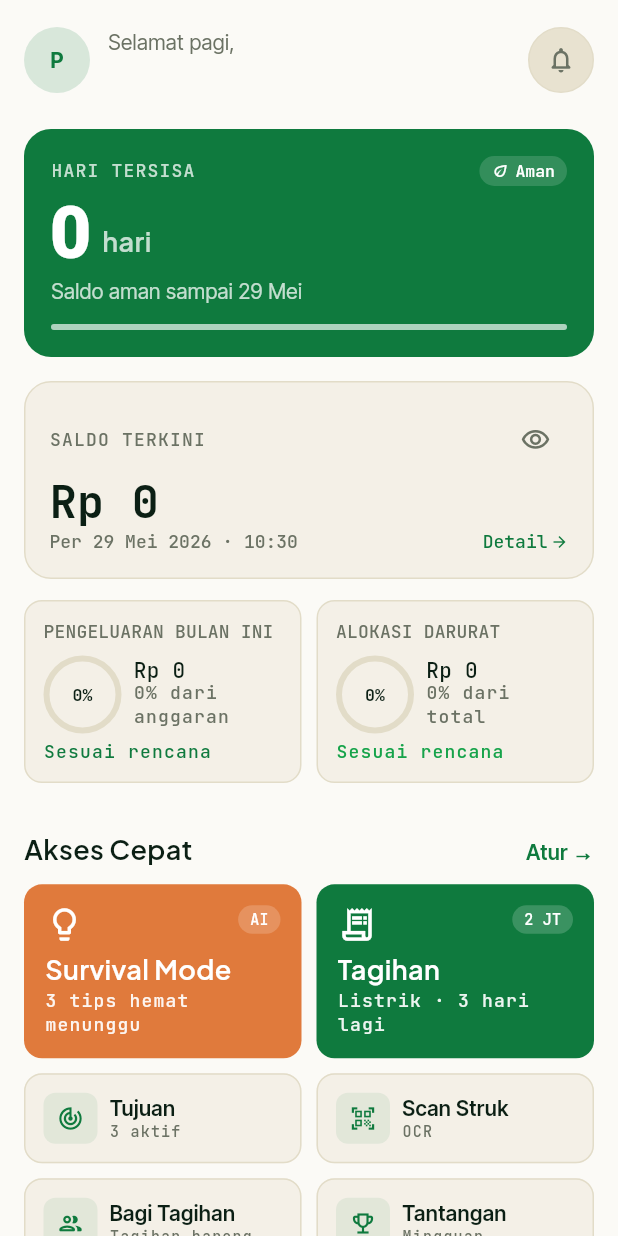
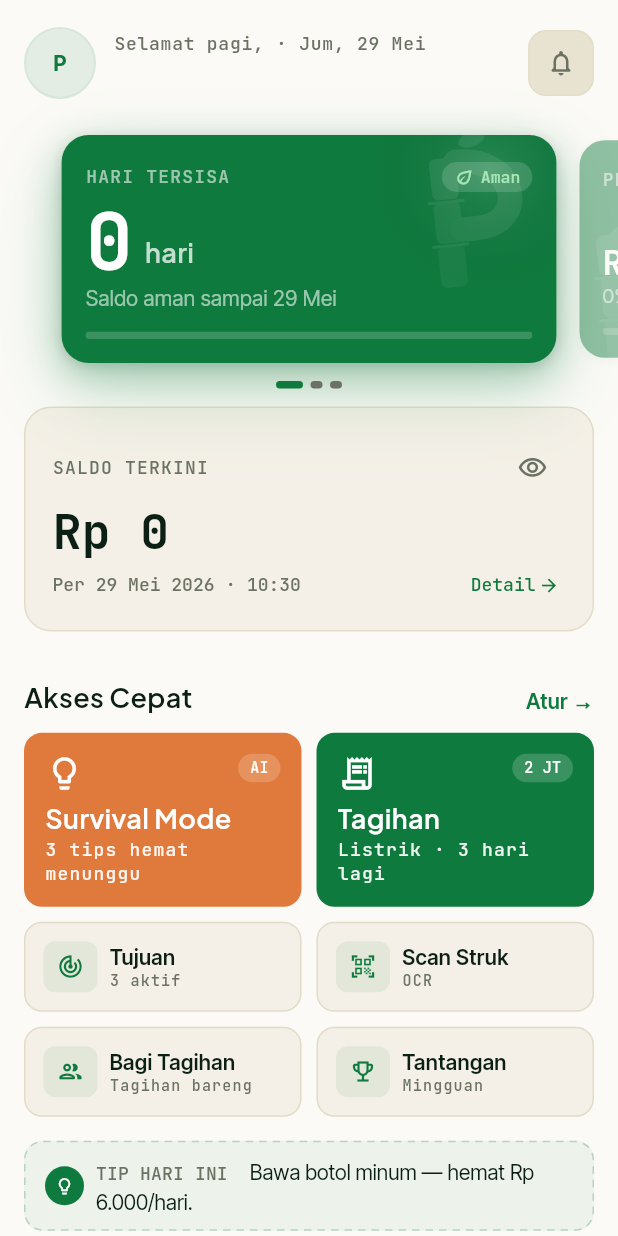
Before and after one commit to devanoahmadd/penyintas_app, a Flutter app: the _DashboardBody widget shown alone on an empty page, opened directly with empty values, on a phone screen of 412 x 824 dp. Run offline on Flutter 3.47's test engine with Material 3 defaults, Android fonts, the phone set to English and light mode, and no system bars; our stand-ins replace bloc_concurrency, cloud_firestore, cloud_functions, connectivity_plus, dartz, dio and 20 more; missing offline and left inert: firebase_app_check, firebase_performance, home_widget; accounts and stored records are empty; generated files the repository leaves out were written again; network calls fail.

Commit message:
feat(dashboard): replace DaysToLiveCard+rings with FinancialSliderWidget
Remove _RingPainter, _RingWidget, _buildSpendingRing, _buildEmergencyRing,
and DaysToLiveCard usage. Add FinancialSliderWidget in its own
SliverToBoxAdapter (no horizontal padding) so the peek carousel bleeds
edge-to-edge. Remaining content stays in SliverPadding(horizontal: lg).

```diff
--- a/lib/features/dashboard/presentation/pages/dashboard_page.dart
+++ b/lib/features/dashboard/presentation/pages/dashboard_page.dart
@@ -1,5 +1,3 @@
-import 'dart:math' show pi;
-
 import 'package:firebase_auth/firebase_auth.dart';
 import 'package:intl/intl.dart';
 import 'package:flutter/material.dart';
@@ -24,9 +22,8 @@ import 'package:penyintas_app/features/transaction/domain/entities/transaction_e
 import 'package:penyintas_app/core/usecases/usecase.dart';
 import 'package:penyintas_app/widgets/common/app_bottom_nav_bar.dart';
 import 'package:penyintas_app/features/dashboard/presentation/widgets/dashboard_skeleton.dart';
-import 'package:penyintas_app/widgets/common/days_to_live_card.dart';
+import 'package:penyintas_app/features/dashboard/presentation/widgets/financial_slider_widget.dart';
 import 'package:penyintas_app/features/survival/presentation/bloc/survival_bloc.dart';
-
 
 class DashboardPage extends StatefulWidget {
   const DashboardPage({super.key});
@@ -88,17 +85,13 @@ class _DashboardPageState extends State<DashboardPage> {
     final bgColor = isDark ? AppColors.bgDark : AppColors.bgLight;
 
     return AnnotatedRegion<SystemUiOverlayStyle>(
-      value: isDark
-          ? SystemUiOverlayStyle.light
-          : SystemUiOverlayStyle.dark,
+      value: isDark ? SystemUiOverlayStyle.light : SystemUiOverlayStyle.dark,
       child: Scaffold(
         backgroundColor: bgColor,
         body: BlocListener<DashboardBloc, DashboardState>(
           listener: (context, state) {
             if (state is DashboardLoaded) {
-              context
-                  .read<SurvivalBloc>()
-                  .add(LoadSurvivalMode(state.entity));
+              context.read<SurvivalBloc>().add(LoadSurvivalMode(state.entity));
             }
           },
           child: BlocBuilder<DashboardBloc, DashboardState>(
@@ -114,9 +107,9 @@ class _DashboardPageState extends State<DashboardPage> {
                       Text(state.message, style: AppTextStyles.body),
                       const SizedBox(height: AppSpacing.lg),
                       TextButton(
-                        onPressed: () => context
-                            .read<DashboardBloc>()
-                            .add(const LoadDashboard()),
+                        onPressed: () => context.read<DashboardBloc>().add(
+                          const LoadDashboard(),
+                        ),
                         child: Text(context.l10n.retry),
                       ),
                     ],
@@ -127,9 +120,9 @@ class _DashboardPageState extends State<DashboardPage> {
               return _DashboardBody(
                 entity: entity,
                 onAddTap: _openAddSheet,
-                onRefresh: () async => context
-                    .read<DashboardBloc>()
-                    .add(const DashboardRefreshed()),
+                onRefresh: () async => context.read<DashboardBloc>().add(
+                  const DashboardRefreshed(),
+                ),
                 onSeeAllTap: () => context.go('/transactions'),
               );
             },
@@ -159,52 +152,6 @@ class _DashboardBody extends StatelessWidget {
   final Future<void> Function() onRefresh;
   final VoidCallback onSeeAllTap;
 
-  Widget _buildSpendingRing(BuildContext context) {
-    final l10n = context.l10n;
-    final pct = entity.totalMonthlyBudget > 0
-        ? (entity.totalSpentThisMonth / entity.totalMonthlyBudget)
-            .clamp(0.0, 1.0)
-        : 0.0;
-    final color = pct <= 0.50
-        ? AppColors.primary
-        : pct <= 0.80
-            ? AppColors.caution
-            : AppColors.warn;
-    final pctInt = (pct * 100).round();
-    final delta = pct <= 0.50
-        ? l10n.dashboardDeltaOnTrack
-        : pct <= 0.80
-            ? l10n.dashboardDeltaNearing
-            : l10n.dashboardDeltaExceeded;
-
-    return _RingWidget(
-      label: l10n.dashboardSpendingLabel,
-      value: formatRupiah(entity.totalSpentThisMonth),
-      sub: l10n.dashboardPctOfBudget(pctInt),
-      delta: delta,
-      pct: pct,
-      color: color,
-    );
-  }
-
-  Widget _buildEmergencyRing(BuildContext context) {
-    final l10n = context.l10n;
-    final total = entity.totalMonthlyBudget + entity.emergencyFundMonthly;
-    final pct = total > 0
-        ? (entity.emergencyFundMonthly / total).clamp(0.0, 1.0)
-        : 0.0;
-    final pctInt = (pct * 100).round();
-
-    return _RingWidget(
-      label: l10n.dashboardEmergencyLabel,
-      value: formatRupiah(entity.emergencyFundMonthly),
-      sub: l10n.dashboardPctOfTotal(pctInt),
-      delta: l10n.dashboardDeltaOnTrack,
-      pct: pct,
-      color: AppColors.primaryBright,
-    );
-  }
-
   @override
   Widget build(BuildContext context) {
     final l10n = context.l10n;
@@ -214,38 +161,27 @@ class _DashboardBody extends StatelessWidget {
         color: AppColors.primary,
         child: CustomScrollView(
           slivers: [
-            const SliverToBoxAdapter(child: _DashboardHeader(hasNotification: false)),
+            // Header
+            const SliverToBoxAdapter(
+              child: _DashboardHeader(hasNotification: false),
+            ),
+            // Financial slider — no horizontal padding so peek bleeds to edges
+            SliverToBoxAdapter(
+              child: FinancialSliderWidget(entity: entity),
+            ),
+            // Remaining content with horizontal padding
             SliverPadding(
               padding: const EdgeInsets.symmetric(horizontal: AppSpacing.lg),
               sliver: SliverList(
                 delegate: SliverChildListDelegate([
-                  // 1. Days to Live
-                  DaysToLiveCard(
-                    daysToLive: entity.daysToLive,
-                    remainingDays: entity.remainingDays,
-                    status: entity.status,
-                  ),
-                  const SizedBox(height: AppSpacing.lg),
-
-                  // 2. Saldo Terkini
+                  // Saldo Terkini
                   _SaldoCard(
                     entity: entity,
                     onDetailTap: () => context.go('/transactions'),
                   ),
-                  const SizedBox(height: AppSpacing.md2),
-
-                  // 3. Ring widgets
-                  Row(
-                    crossAxisAlignment: CrossAxisAlignment.start,
-                    children: [
-                      Expanded(child: _buildSpendingRing(context)),
-                      const SizedBox(width: AppSpacing.sm2),
-                      Expanded(child: _buildEmergencyRing(context)),
-                    ],
-                  ),
                   const SizedBox(height: AppSpacing.xxl),
 
-                  // 4. Akses Cepat
+                  // Akses Cepat
                   _SectionHeader(
                     title: l10n.dashboardQuickAccess,
                     action: l10n.dashboardQuickAccessAction,
@@ -254,11 +190,11 @@ class _DashboardBody extends StatelessWidget {
                   const _BentoGrid(),
                   const SizedBox(height: AppSpacing.lg),
 
-                  // 5. Tip
+                  // Tip
                   const _TipCard(),
                   const SizedBox(height: AppSpacing.xl),
 
-                  // 6. Transaksi hari ini
+                  // Transaksi hari ini
                   _SectionHeader(
                     title: l10n.dashboardRecentTx,
                     action: l10n.dashboardSeeAllAction,
@@ -293,12 +229,21 @@ class _DashboardHeader extends StatelessWidget {
     return l10n.dashboardGreetingEvening;
   }
 
+  String _dateStr(BuildContext context) {
+    final locale = Localizations.localeOf(context).languageCode;
+    return DateFormat(
+      'EEE, d MMM',
+      locale == 'id' ? 'id' : 'en',
+    ).format(DateTime.now());
+  }
+
   @override
   Widget build(BuildContext context) {
     final isDark = Theme.of(context).brightness == Brightness.dark;
     final mutedColor = isDark ? AppColors.mutedDark : AppColors.mutedLight;
-    final surfaceColor =
-        isDark ? AppColors.surfaceDark : AppColors.surfaceLight;
+    final surfaceColor = isDark
+        ? AppColors.surfaceDark
+        : AppColors.surfaceLight;
 
     final user = FirebaseAuth.instance.currentUser;
     final name = user?.displayName ?? context.l10n.appName;
@@ -306,19 +251,37 @@ class _DashboardHeader extends StatelessWidget {
 
     return Padding(
       padding: const EdgeInsets.fromLTRB(
-        AppSpacing.lg, AppSpacing.lg2, AppSpacing.lg, AppSpacing.xl,
+        AppSpacing.lg,
+        AppSpacing.lg2,
+        AppSpacing.lg,
+        AppSpacing.xl,
       ),
       child: Row(
         children: [
-          // Avatar
-          CircleAvatar(
+          // Avatar with subtle brand ring
+          Container(
+            width: 48,
+            height: 48,
+            decoration: BoxDecoration(
+              shape: BoxShape.circle,
+              border: Border.all(
+                color: isDark
+                    ? AppColors.shoot.withValues(alpha: 0.35)
+                    : AppColors.primary.withValues(alpha: 0.15),
+                width: 1.5,
+              ),
+            ),
+            child: CircleAvatar(
               radius: 22,
-            backgroundColor: AppColors.primary.withValues(alpha: 0.15),
+              backgroundColor: isDark
+                  ? AppColors.shoot.withValues(alpha: 0.18)
+                  : AppColors.primary.withValues(alpha: 0.10),
               child: Text(
                 initial,
                 style: AppTextStyles.label.copyWith(
-                color: AppColors.primary,
+                  color: isDark ? AppColors.shoot : AppColors.primary,
                   fontWeight: FontWeight.w700,
+                ),
               ),
             ),
           ),
@@ -329,13 +292,17 @@ class _DashboardHeader extends StatelessWidget {
               crossAxisAlignment: CrossAxisAlignment.start,
               children: [
                 Text(
-                  _greeting(context),
-                  style: AppTextStyles.bodySmall.copyWith(color: mutedColor),
+                  '${_greeting(context)} · ${_dateStr(context)}',
+                  style: AppTextStyles.caption.copyWith(
+                    color: mutedColor,
+                    letterSpacing: 0.5,
                   ),
+                ),
+                const SizedBox(height: 2),
                 Text(
                   name,
                   style: AppTextStyles.h3.copyWith(
-                    color: AppColors.primary,
+                    color: isDark ? AppColors.textDark : AppColors.textLight,
                     fontWeight: FontWeight.w700,
                   ),
                   maxLines: 1,
@@ -353,9 +320,11 @@ class _DashboardHeader extends StatelessWidget {
                 height: 44,
                 decoration: BoxDecoration(
                   color: surfaceColor,
-                  shape: BoxShape.circle,
+                  borderRadius: BorderRadius.circular(AppRadius.md),
                   border: Border.all(
-                    color: isDark ? AppColors.borderDark : AppColors.borderLight,
+                    color: isDark
+                        ? AppColors.borderDark
+                        : AppColors.borderLight,
                   ),
                 ),
                 child: Icon(
@@ -366,8 +335,8 @@ class _DashboardHeader extends StatelessWidget {
               ),
               if (hasNotification)
                 Positioned(
-                  top: 8,
-                  right: 8,
+                  top: 7,
+                  right: 7,
                   child: Container(
                     width: 8,
                     height: 8,
@@ -416,9 +385,20 @@ class _SaldoCardState extends State<_SaldoCard> {
     final textColor = isDark ? AppColors.textDark : AppColors.textLight;
     final mutedColor = isDark ? AppColors.mutedDark : AppColors.mutedLight;
 
+    // Today's income/expense delta dari transaksi hari ini
+    final todayIncome = widget.entity.todayTransactions
+        .where((t) => t.type == TransactionType.income)
+        .fold<int>(0, (sum, t) => sum + t.amount);
+    final todayExpense = widget.entity.todayTransactions
+        .where((t) => t.type == TransactionType.expense)
+        .fold<int>(0, (sum, t) => sum + t.amount);
+    final hasTodayActivity = widget.entity.todayTransactions.isNotEmpty;
+    final incomeColor = isDark ? AppColors.incomeDark : AppColors.success;
+    final expenseColor = isDark ? AppColors.expenseDark : AppColors.warn;
+
     return Container(
       width: double.infinity,
-      padding: const EdgeInsets.all(AppSpacing.lg),
+      padding: const EdgeInsets.all(AppSpacing.lg2),
       decoration: BoxDecoration(
         color: cardColor,
         borderRadius: BorderRadius.circular(AppRadius.lg),
@@ -441,12 +421,14 @@ class _SaldoCardState extends State<_SaldoCard> {
                 child: SizedBox(
                   width: 44,
                   height: 44,
+                  child: Center(
                     child: Icon(
                       _hidden
                           ? Icons.visibility_off_outlined
                           : Icons.visibility_outlined,
                       size: 20,
                       color: mutedColor,
+                    ),
                   ),
                 ),
               ),
@@ -459,12 +441,49 @@ class _SaldoCardState extends State<_SaldoCard> {
             _hidden
                 ? context.l10n.dashboardBalanceHidden
                 : formatRupiah(widget.entity.totalRemaining),
-            style: AppTextStyles.numericLg.copyWith(
-              fontSize: 30,
-              color: textColor,
+            style: AppTextStyles.numericLg.copyWith(color: textColor),
+          ),
+          const SizedBox(height: AppSpacing.sm),
+
+          // Today's delta row (hanya tampil jika ada aktivitas & tidak hidden)
+          if (hasTodayActivity && !_hidden) ...[
+            Row(
+              children: [
+                Icon(Icons.arrow_upward_rounded, size: 12, color: incomeColor),
+                const SizedBox(width: 3),
+                Text(
+                  formatRupiah(todayIncome),
+                  style: AppTextStyles.caption.copyWith(
+                    color: incomeColor,
+                    letterSpacing: 0,
                   ),
                 ),
-          const SizedBox(height: AppSpacing.xs),
+                const SizedBox(width: AppSpacing.md),
+                Icon(
+                  Icons.arrow_downward_rounded,
+                  size: 12,
+                  color: expenseColor,
+                ),
+                const SizedBox(width: 3),
+                Text(
+                  formatRupiah(todayExpense),
+                  style: AppTextStyles.caption.copyWith(
+                    color: expenseColor,
+                    letterSpacing: 0,
+                  ),
+                ),
+                const SizedBox(width: AppSpacing.xs),
+                Text(
+                  'hari ini',
+                  style: AppTextStyles.caption.copyWith(
+                    color: mutedColor,
+                    letterSpacing: 0,
+                  ),
+                ),
+              ],
+            ),
+            const SizedBox(height: AppSpacing.sm),
+          ],
 
           // Timestamp + Detail link
           Row(
@@ -480,6 +499,11 @@ class _SaldoCardState extends State<_SaldoCard> {
               GestureDetector(
                 onTap: widget.onDetailTap,
                 behavior: HitTestBehavior.opaque,
+                child: Padding(
+                  padding: const EdgeInsets.symmetric(
+                    horizontal: AppSpacing.xs,
+                    vertical: AppSpacing.xs,
+                  ),
                   child: Row(
                     mainAxisSize: MainAxisSize.min,
                     children: [
@@ -493,10 +517,11 @@ class _SaldoCardState extends State<_SaldoCard> {
                       const SizedBox(width: 2),
                       const Icon(
                         Icons.arrow_forward,
-                      size: 12,
+                        size: 14,
                         color: AppColors.primary,
                       ),
                     ],
+                  ),
                 ),
               ),
             ],
@@ -522,8 +547,9 @@ class _TxnRow extends StatelessWidget {
   @override
   Widget build(BuildContext context) {
     final l10n = context.l10n;
-    final surfaceColor =
-        isDark ? AppColors.surfaceDark : AppColors.surfaceLight;
+    final surfaceColor = isDark
+        ? AppColors.surfaceDark
+        : AppColors.surfaceLight;
     final textColor = isDark ? AppColors.textDark : AppColors.textLight;
     final mutedColor = isDark ? AppColors.mutedDark : AppColors.mutedLight;
     final isExpense = transaction.type == TransactionType.expense;
@@ -728,7 +754,10 @@ class _BentoFeatTile extends StatelessWidget {
                 children: [
                   Icon(icon, size: 26, color: Colors.white),
                   Container(
-                    padding: const EdgeInsets.symmetric(horizontal: 8, vertical: 3),
+                    padding: const EdgeInsets.symmetric(
+                      horizontal: 8,
+                      vertical: 3,
+                    ),
                     decoration: BoxDecoration(
                       color: Colors.white.withValues(alpha: 0.18),
                       borderRadius: BorderRadius.circular(AppRadius.pill),
@@ -747,7 +776,10 @@ class _BentoFeatTile extends StatelessWidget {
               Column(
                 crossAxisAlignment: CrossAxisAlignment.start,
                 children: [
-                  Text(label, style: AppTextStyles.h3.copyWith(color: Colors.white)),
+                  Text(
+                    label,
+                    style: AppTextStyles.h3.copyWith(color: Colors.white),
+                  ),
                   const SizedBox(height: 2),
                   Text(
                     sub,
@@ -937,157 +969,6 @@ class _BentoGrid extends StatelessWidget {
   }
 }
 
-// ── Ring widget (donut chart) ──────────────────────────────────────────────
-
-class _RingPainter extends CustomPainter {
-  const _RingPainter({
-    required this.pct,
-    required this.color,
-    required this.trackColor,
-  });
-
-  final double pct;
-  final Color color;
-  final Color trackColor;
-
-  @override
-  void paint(Canvas canvas, Size size) {
-    final center = Offset(size.width / 2, size.height / 2);
-    final radius = (size.shortestSide - 4) / 2;
-    final paint = Paint()
-      ..style = PaintingStyle.stroke
-      ..strokeWidth = 4
-      ..strokeCap = StrokeCap.round;
-
-    // Track
-    paint.color = trackColor;
-    canvas.drawCircle(center, radius, paint);
-
-    // Arc (starts at top, goes clockwise)
-    if (pct > 0) {
-      paint.color = color;
-      canvas.drawArc(
-        Rect.fromCircle(center: center, radius: radius),
-        -pi / 2,
-        2 * pi * pct.clamp(0.0, 1.0),
-        false,
-        paint,
-      );
-    }
-  }
-
-  @override
-  bool shouldRepaint(_RingPainter old) =>
-      old.pct != pct || old.color != color || old.trackColor != trackColor;
-}
-
-class _RingWidget extends StatelessWidget {
-  const _RingWidget({
-    required this.label,
-    required this.value,
-    required this.sub,
-    required this.delta,
-    required this.pct,
-    required this.color,
-  });
-
-  final String label;
-  final String value;
-  final String sub;
-  final String delta;
-  final double pct;
-  final Color color;
-
-  @override
-  Widget build(BuildContext context) {
-    final isDark = Theme.of(context).brightness == Brightness.dark;
-    final cardColor = isDark ? AppColors.cardDark : AppColors.cardLight;
-    final borderColor = isDark ? AppColors.borderDark : AppColors.borderLight;
-    final textColor = isDark ? AppColors.textDark : AppColors.textLight;
-    final mutedColor = isDark ? AppColors.mutedDark : AppColors.mutedLight;
-    final trackColor = isDark ? AppColors.borderDark : AppColors.borderLight;
-    final pctInt = (pct * 100).round();
-
-    return Container(
-      padding: const EdgeInsets.all(AppSpacing.md),
-      decoration: BoxDecoration(
-        color: cardColor,
-        border: Border.all(color: borderColor),
-        borderRadius: BorderRadius.circular(AppRadius.md),
-      ),
-      child: Column(
-        crossAxisAlignment: CrossAxisAlignment.start,
-        children: [
-          Text(
-            label,
-            style: AppTextStyles.caption.copyWith(
-              color: mutedColor,
-              letterSpacing: 0.1,
-            ),
-          ),
-          const SizedBox(height: AppSpacing.sm),
-          Row(
-            crossAxisAlignment: CrossAxisAlignment.center,
-            children: [
-              // Ring + percentage text
-              SizedBox(
-                width: 52,
-                height: 52,
-                child: Stack(
-                  alignment: Alignment.center,
-                  children: [
-                    CustomPaint(
-                      size: const Size(52, 52),
-                      painter: _RingPainter(
-                        pct: pct,
-                        color: color,
-                        trackColor: trackColor,
-                      ),
-                    ),
-                    Text(
-                      '$pctInt%',
-                      style: AppTextStyles.caption.copyWith(
-                        fontSize: 11,
-                        fontWeight: FontWeight.w700,
-                        color: textColor,
-                        letterSpacing: 0,
-                      ),
-                    ),
-                  ],
-                ),
-              ),
-              const SizedBox(width: AppSpacing.sm),
-              // Value + sub
-              Expanded(
-                child: Column(
-                  crossAxisAlignment: CrossAxisAlignment.start,
-                  children: [
-                    Text(
-                      value,
-                      style: AppTextStyles.numericSm.copyWith(color: textColor),
-                      maxLines: 1,
-                      overflow: TextOverflow.ellipsis,
-                    ),
-                    Text(
-                      sub,
-                      style: AppTextStyles.caption.copyWith(color: mutedColor),
-                    ),
-                  ],
-                ),
-              ),
-            ],
-          ),
-          const SizedBox(height: AppSpacing.xs),
-          Text(
-            delta,
-            style: AppTextStyles.caption.copyWith(color: color),
-          ),
-        ],
-      ),
-    );
-  }
-}
-
 // ── Tip card ──────────────────────────────────────────────────────────────
 
 class _DashedBorderPainter extends CustomPainter {
```
Lines whose indentation alone changed are shown as unchanged.
